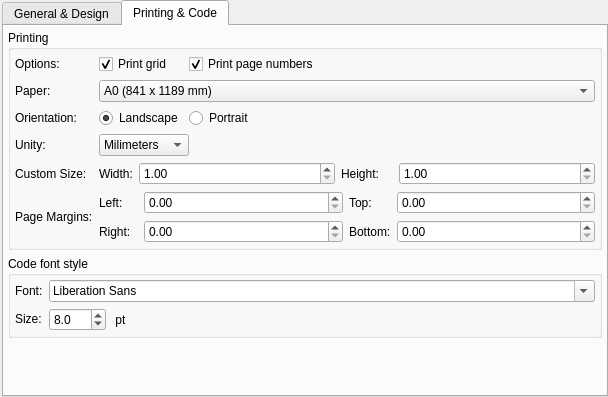
This is libpgmodeler_ui/ui/generalconfigwidget.ui in pgmodeler/pgmodeler as Qt 5 draws it before an edit. The edited form follows.
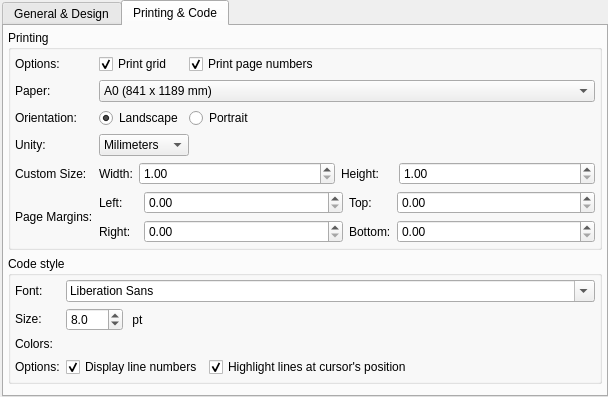
This is the edited form. The open tabs and pages were chosen to show the change.

Commit message:
Added the ability to configure line numbers font/bg colors and highligt color
Replaced the QPlainTextEdit instance in SnippetsConfigWidget by
NumberedTextEditor

Patch:
```diff
--- a/libpgmodeler_ui/ui/generalconfigwidget.ui
+++ b/libpgmodeler_ui/ui/generalconfigwidget.ui
@@ -825,7 +825,7 @@
        <item row="1" column="0">
         <widget class="QGroupBox" name="code_font_gb">
          <property name="title">
-          <string>Code font style</string>
+          <string>Code style</string>
          </property>
          <layout class="QGridLayout" name="gridLayout_5">
           <property name="leftMargin">
@@ -840,7 +840,99 @@
           <property name="bottomMargin">
            <number>4</number>
           </property>
-          <item row="1" column="1">
+          <item row="1" column="0">
+           <widget class="QLabel" name="font_lbl_2">
+            <property name="sizePolicy">
+             <sizepolicy hsizetype="Fixed" vsizetype="Fixed">
+              <horstretch>0</horstretch>
+              <verstretch>0</verstretch>
+             </sizepolicy>
+            </property>
+            <property name="text">
+             <string>Size:</string>
+            </property>
+           </widget>
+          </item>
+          <item row="0" column="0">
+           <widget class="QLabel" name="font_lbl">
+            <property name="sizePolicy">
+             <sizepolicy hsizetype="Fixed" vsizetype="Fixed">
+              <horstretch>0</horstretch>
+              <verstretch>0</verstretch>
+             </sizepolicy>
+            </property>
+            <property name="text">
+             <string>Font:</string>
+            </property>
+           </widget>
+          </item>
+          <item row="2" column="0">
+           <widget class="QLabel" name="colors_lbl">
+            <property name="sizePolicy">
+             <sizepolicy hsizetype="Fixed" vsizetype="Fixed">
+              <horstretch>0</horstretch>
+              <verstretch>0</verstretch>
+             </sizepolicy>
+            </property>
+            <property name="text">
+             <string>Colors:</string>
+            </property>
+           </widget>
+          </item>
+          <item row="3" column="0">
+           <widget class="QLabel" name="colors_lbl_2">
+            <property name="sizePolicy">
+             <sizepolicy hsizetype="Fixed" vsizetype="Fixed">
+              <horstretch>0</horstretch>
+              <verstretch>0</verstretch>
+             </sizepolicy>
+            </property>
+            <property name="text">
+             <string>Options:</string>
+            </property>
+           </widget>
+          </item>
+          <item row="3" column="1" colspan="4">
+           <layout class="QHBoxLayout" name="horizontalLayout_18">
+            <item>
+             <widget class="QCheckBox" name="disp_line_numbers_chk">
+              <property name="text">
+               <string>Display line numbers</string>
+              </property>
+              <property name="checked">
+               <bool>true</bool>
+              </property>
+             </widget>
+            </item>
+            <item>
+             <widget class="QCheckBox" name="hightlight_lines_chk">
+              <property name="sizePolicy">
+               <sizepolicy hsizetype="Expanding" vsizetype="Fixed">
+                <horstretch>0</horstretch>
+                <verstretch>0</verstretch>
+               </sizepolicy>
+              </property>
+              <property name="text">
+               <string>Highlight lines at cursor's position</string>
+              </property>
+              <property name="checked">
+               <bool>true</bool>
+              </property>
+             </widget>
+            </item>
+           </layout>
+          </item>
+          <item row="0" column="1" colspan="4">
+           <widget class="QFontComboBox" name="font_cmb">
+            <property name="sizePolicy">
+             <sizepolicy hsizetype="Expanding" vsizetype="Fixed">
+              <horstretch>0</horstretch>
+              <verstretch>0</verstretch>
+             </sizepolicy>
+            </property>
+           </widget>
+          </item>
+          <item row="1" column="1" colspan="4">
            <layout class="QHBoxLayout" name="horizontalLayout_5">
             <item>
              <widget class="QDoubleSpinBox" name="font_size_spb">
@@ -883,42 +975,6 @@
             </item>
            </layout>
           </item>
-          <item row="0" column="1">
-           <widget class="QFontComboBox" name="font_cmb">
-            <property name="sizePolicy">
-             <sizepolicy hsizetype="Expanding" vsizetype="Fixed">
-              <horstretch>0</horstretch>
-              <verstretch>0</verstretch>
-             </sizepolicy>
-            </property>
-           </widget>
-          </item>
-          <item row="1" column="0">
-           <widget class="QLabel" name="font_lbl_2">
-            <property name="sizePolicy">
-             <sizepolicy hsizetype="Preferred" vsizetype="Fixed">
-              <horstretch>0</horstretch>
-              <verstretch>0</verstretch>
-             </sizepolicy>
-            </property>
-            <property name="text">
-             <string>Size:</string>
-            </property>
-           </widget>
-          </item>
-          <item row="0" column="0">
-           <widget class="QLabel" name="font_lbl">
-            <property name="sizePolicy">
-             <sizepolicy hsizetype="Preferred" vsizetype="Fixed">
-              <horstretch>0</horstretch>
-              <verstretch>0</verstretch>
-             </sizepolicy>
-            </property>
-            <property name="text">
-             <string>Font:</string>
-            </property>
-           </widget>
-          </item>
          </layout>
         </widget>
        </item>
```
The commit also changes 17 other files.
